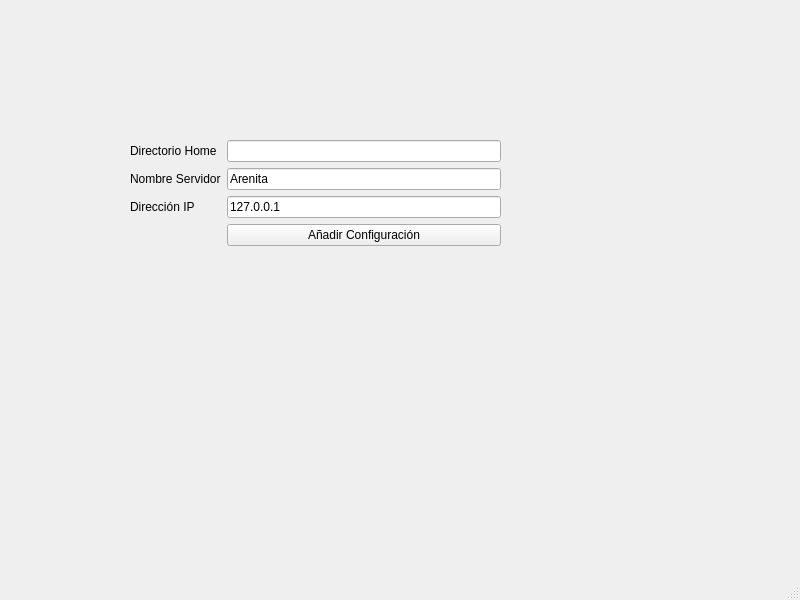
Qt form administrador/parametro/servidorconfigura.ui (jorge-luis-dev/Arenita) before a commit.
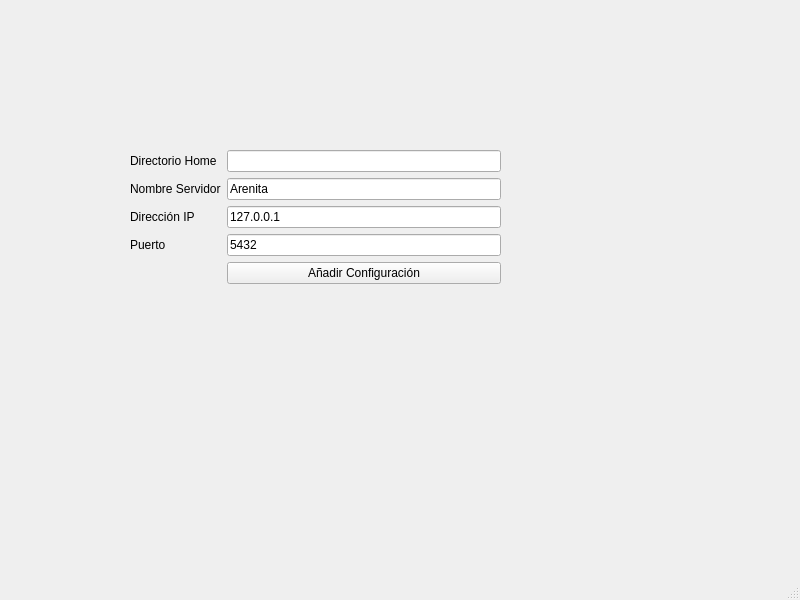
The same form after that commit.

Commit message: Cambio en la forma de recuperar los servidor del archivo .ini

Diff of the .ui file:
```diff
--- a/administrador/parametro/servidorconfigura.ui
+++ b/administrador/parametro/servidorconfigura.ui
@@ -18,9 +18,9 @@
     <property name="geometry">
      <rect>
       <x>130</x>
-      <y>140</y>
+      <y>150</y>
       <width>371</width>
-      <height>108</height>
+      <height>171</height>
      </rect>
     </property>
     <layout class="QFormLayout" name="formLayout">
@@ -34,16 +34,6 @@
      <item row="0" column="1">
       <widget class="QLineEdit" name="txtHome"/>
      </item>
-     <item row="3" column="1">
-      <widget class="QPushButton" name="pushCrearArchivoConfig">
-       <property name="accessibleName">
-        <string/>
-       </property>
-       <property name="text">
-        <string>Añadir Configuración</string>
-       </property>
-      </widget>
-     </item>
      <item row="1" column="1">
       <widget class="QLineEdit" name="txtNombreServidor">
        <property name="text">
@@ -72,6 +62,30 @@
        </property>
       </widget>
      </item>
+     <item row="4" column="1">
+      <widget class="QPushButton" name="pushCrearArchivoConfig">
+       <property name="accessibleName">
+        <string/>
+       </property>
+       <property name="text">
+        <string>Añadir Configuración</string>
+       </property>
+      </widget>
+     </item>
+     <item row="3" column="1">
+      <widget class="QLineEdit" name="txtPuerto">
+       <property name="text">
+        <string>5432</string>
+       </property>
+      </widget>
+     </item>
+     <item row="3" column="0">
+      <widget class="QLabel" name="lblPuerto">
+       <property name="text">
+        <string>Puerto</string>
+       </property>
+      </widget>
+     </item>
     </layout>
    </widget>
   </widget>
```
Left out of the diff: 2 changed lines with no effect on the pictures. The commit also changes 9 other files.
